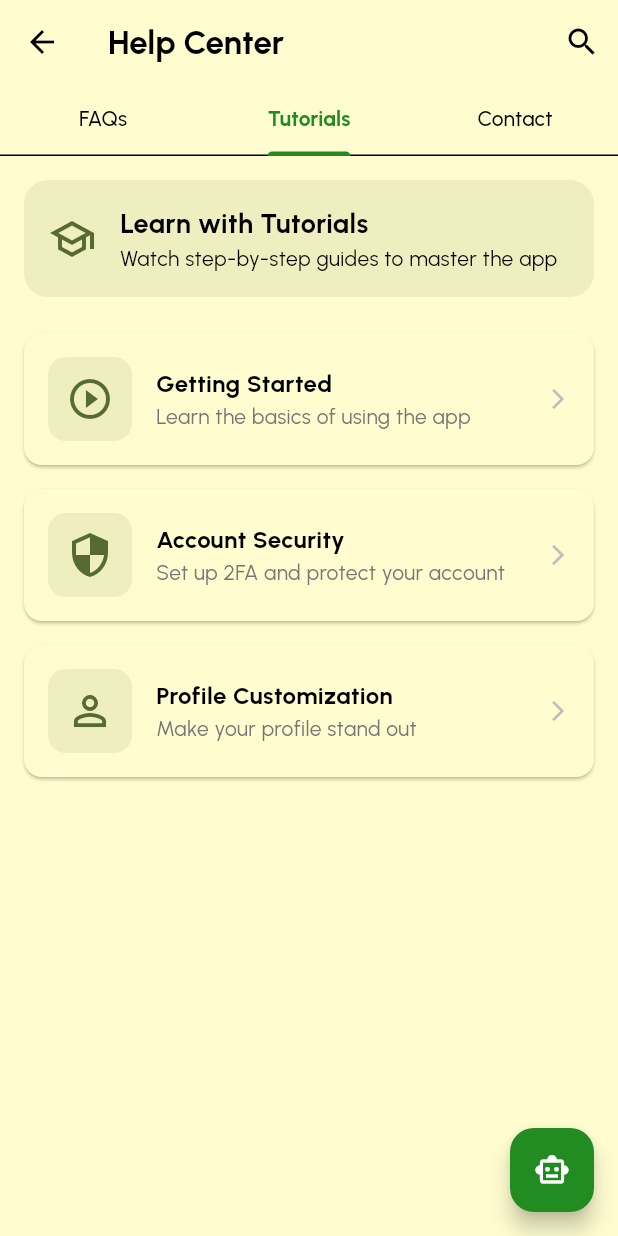
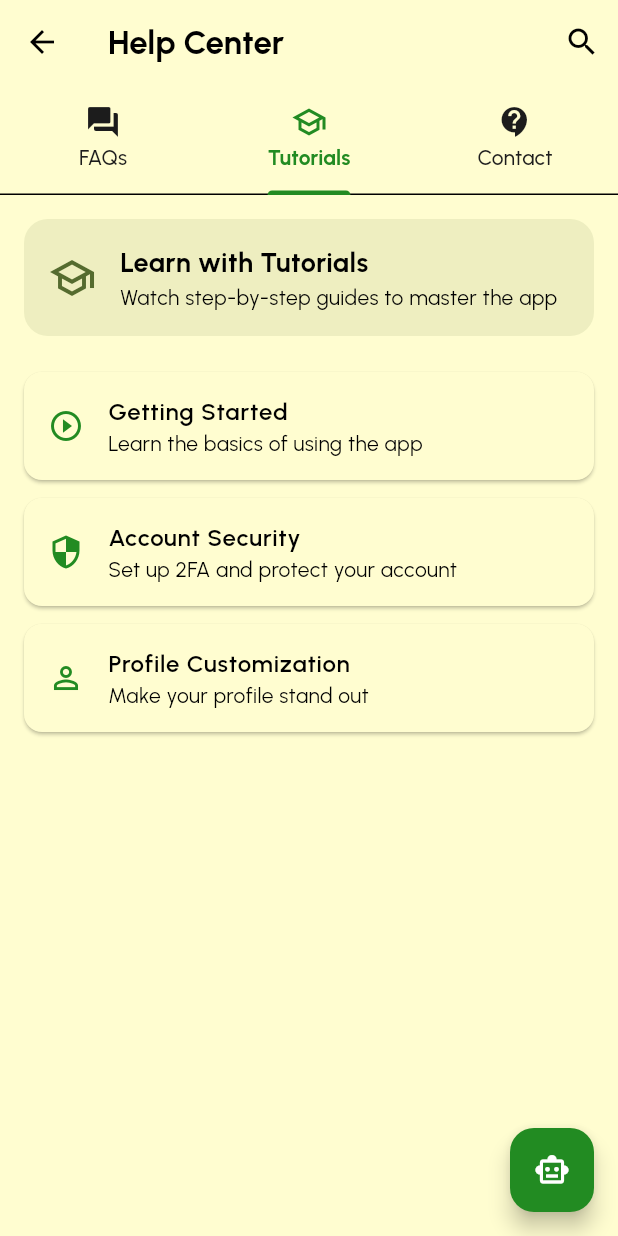
Before and after one commit to Mahad-Ghauri/KONEXEA, a Flutter app: the HelpCenterPage screen opened directly, tab 2 chosen, on a phone screen of 412 x 824 dp. Run offline on Flutter 3.47's test engine with Material 3 defaults, Android fonts, the phone set to English and light mode, and no system bars; our stand-ins replace carousel_slider, cloud_firestore, curved_navigation_bar, firebase_core, fluttertoast, font_awesome_flutter and 6 more; missing offline and left inert: google_mlkit_translation; accounts and stored records are empty; network calls fail; project files that could hold a hidden picture were left out.

Commit message:
Update FeedPage and ChatbotPage UI: Replace chat icon with smart toy icon, adjust font sizes and opacity in ChatbotPage, and enhance HelpCenterPage with new navigation and tutorial card functionality. Improve code formatting and structure for better readability.

```diff
--- a/lib/views/Interface/Chat Bot/chatbot_page.dart
+++ b/lib/views/Interface/Chat Bot/chatbot_page.dart
@@ -93,7 +93,7 @@ class _ChatbotPageState extends State<ChatbotPage> {
                           context,
                         ).colorScheme.primary.withOpacity(0.1),
                         child: Icon(
-                          Iconsax.message_2,
+                          Icons.smart_toy_outlined,
                           color: Theme.of(context).colorScheme.primary,
                         ),
                       ),
@@ -112,10 +112,10 @@ class _ChatbotPageState extends State<ChatbotPage> {
                           Text(
                             'Keep up with the trends',
                             style: GoogleFonts.urbanist(
-                              fontSize: 12,
+                              fontSize: 14,
                               color: Theme.of(
                                 context,
-                              ).colorScheme.tertiary.withOpacity(0.6),
+                              ).colorScheme.tertiary.withOpacity(0.2),
                             ),
                           ),
                         ],
--- a/lib/views/Interface/feed_page.dart
+++ b/lib/views/Interface/feed_page.dart
@@ -98,7 +98,8 @@ class _FeedPageState extends State<FeedPage>
         mainAxisAlignment: MainAxisAlignment.end,
         children: [
           FloatingActionButton(
-            child: const Icon(Icons.chat_outlined, color: Color(0xFFFFFDD0)),
+            child:
+                const Icon(Icons.smart_toy_outlined, color: Color(0xFFFFFDD0)),
             onPressed: () {
               //  Navigate to Chatbot
               Navigator.of(context).push(_elegantRoute(const ChatbotPage()));
--- a/lib/views/Interface/profile/help_center_page.dart
+++ b/lib/views/Interface/profile/help_center_page.dart
@@ -1,11 +1,13 @@
-// ignore_for_file: deprecated_member_use
+// ignore_for_file: deprecated_member_use, depend_on_referenced_packages, use_build_context_synchronously, unnecessary_to_list_in_spreads
 
 import 'package:flutter/material.dart';
 import 'package:google_fonts/google_fonts.dart';
+import 'package:social_swap/Views/Interface/Chat%20Bot/chatbot_page.dart';
 import 'package:social_swap/Views/components/support_option_card.dart';
-import 'package:social_swap/Views/components/tutorial_card.dart';
+// import 'package:social_swap/Views/components/tutorial_card.dart';
 import 'package:url_launcher/url_launcher.dart';
-import 'dart:math' as math;
+import 'package:social_swap/views/Interface/profile/security_center_page.dart';
+import 'package:social_swap/views/Interface/profile/edit_profile_page.dart';
 
 class HelpCenterPage extends StatefulWidget {
   const HelpCenterPage({super.key});
@@ -14,15 +16,24 @@ class HelpCenterPage extends StatefulWidget {
   State<HelpCenterPage> createState() => _HelpCenterPageState();
 }
 
-class _HelpCenterPageState extends State<HelpCenterPage> with SingleTickerProviderStateMixin {
+class _HelpCenterPageState extends State<HelpCenterPage>
+    with SingleTickerProviderStateMixin {
   late TabController _tabController;
   bool _isSearching = false;
   final TextEditingController _searchController = TextEditingController();
+  int _selectedTabIndex = 0;
 
   @override
   void initState() {
     super.initState();
     _tabController = TabController(length: 3, vsync: this);
+    _tabController.addListener(() {
+      if (_tabController.indexIsChanging) {
+        setState(() {
+          _selectedTabIndex = _tabController.index;
+        });
+      }
+    });
   }
 
   @override
@@ -35,23 +46,28 @@ class _HelpCenterPageState extends State<HelpCenterPage> with SingleTickerProvid
   final List<Map<String, String>> faqs = const [
     {
       'question': 'How do I reset my password?',
-      'answer': 'Go to the Security Center and use the change password option. You will receive a verification code via email to confirm your identity before setting a new password.'
+      'answer':
+          'Go to the Security Center and use the change password option. You will receive a verification code via email to confirm your identity before setting a new password.'
     },
     {
       'question': 'How do I contact support?',
-      'answer': 'Use the Contact Us section below or email us at support@socialswap.com. Our support team is available 24/7 and typically responds within 2 business hours.'
+      'answer':
+          'Use the Contact Us section below or email us at support@socialswap.com. Our support team is available 24/7 and typically responds within 2 business hours.'
     },
     {
       'question': 'How do I edit my profile?',
-      'answer': 'Go to Edit Profile from your profile page to update your information. You can change your profile picture, bio, username, and visibility settings.'
+      'answer':
+          'Go to Edit Profile from your profile page to update your information. You can change your profile picture, bio, username, and visibility settings.'
     },
     {
       'question': 'How do I delete my account?',
-      'answer': 'Navigate to Settings > Account > Delete Account. Please note that this action is irreversible and all your data will be permanently deleted after 30 days.'
+      'answer':
+          'Navigate to Settings > Account > Delete Account. Please note that this action is irreversible and all your data will be permanently deleted after 30 days.'
     },
     {
       'question': 'How do I report inappropriate content?',
-      'answer': 'Tap the three dots on any post and select "Report". Fill in the required information to help our moderation team review the content quickly.'
+      'answer':
+          'Tap the three dots on any post and select "Report". Fill in the required information to help our moderation team review the content quickly.'
     },
   ];
 
@@ -60,16 +76,27 @@ class _HelpCenterPageState extends State<HelpCenterPage> with SingleTickerProvid
       'title': 'Getting Started',
       'description': 'Learn the basics of using the app',
       'icon': Icons.play_circle_outline,
+      'onTap': null,
     },
     {
       'title': 'Account Security',
       'description': 'Set up 2FA and protect your account',
       'icon': Icons.security,
+      'onTap': (BuildContext context) {
+        Navigator.of(context).push(
+          MaterialPageRoute(builder: (_) => const SecurityCenterPage()),
+        );
+      },
     },
     {
       'title': 'Profile Customization',
       'description': 'Make your profile stand out',
       'icon': Icons.person_outline,
+      'onTap': (BuildContext context) {
+        Navigator.of(context).push(
+          MaterialPageRoute(builder: (_) => const EditProfilePage()),
+        );
+      },
     },
   ];
 
@@ -115,7 +142,8 @@ class _HelpCenterPageState extends State<HelpCenterPage> with SingleTickerProvid
       if (context.mounted) {
         ScaffoldMessenger.of(context).showSnackBar(
           SnackBar(
-            content: Text('Could not launch email client', style: GoogleFonts.urbanist()),
+            content: Text('Could not launch email client',
+                style: GoogleFonts.urbanist()),
             behavior: SnackBarBehavior.floating,
           ),
         );
@@ -177,10 +205,13 @@ class _HelpCenterPageState extends State<HelpCenterPage> with SingleTickerProvid
               ElevatedButton(
                 onPressed: () => Navigator.pop(context),
                 style: ElevatedButton.styleFrom(
-                  padding: const EdgeInsets.symmetric(horizontal: 32, vertical: 12),
-                  shape: RoundedRectangleBorder(borderRadius: BorderRadius.circular(16)),
+                  padding:
+                      const EdgeInsets.symmetric(horizontal: 32, vertical: 12),
+                  shape: RoundedRectangleBorder(
+                      borderRadius: BorderRadius.circular(16)),
                 ),
-                child: Text('Close', style: GoogleFonts.urbanist(fontWeight: FontWeight.bold)),
+                child: Text('Close',
+                    style: GoogleFonts.urbanist(fontWeight: FontWeight.bold)),
               ),
             ],
           ),
@@ -193,7 +224,8 @@ class _HelpCenterPageState extends State<HelpCenterPage> with SingleTickerProvid
     // This would navigate to a forum page in a real app
     ScaffoldMessenger.of(context).showSnackBar(
       SnackBar(
-        content: Text('Community forum would open here', style: GoogleFonts.urbanist()),
+        content: Text('Community forum would open here',
+            style: GoogleFonts.urbanist()),
         behavior: SnackBarBehavior.floating,
       ),
     );
@@ -202,8 +234,12 @@ class _HelpCenterPageState extends State<HelpCenterPage> with SingleTickerProvid
   List<Map<String, String>> _getFilteredFaqs() {
     if (_searchController.text.isEmpty) return faqs;
     return faqs.where((faq) {
-      return faq['question']!.toLowerCase().contains(_searchController.text.toLowerCase()) ||
-          faq['answer']!.toLowerCase().contains(_searchController.text.toLowerCase());
+      return faq['question']!
+              .toLowerCase()
+              .contains(_searchController.text.toLowerCase()) ||
+          faq['answer']!
+              .toLowerCase()
+              .contains(_searchController.text.toLowerCase());
     }).toList();
   }
 
@@ -228,7 +264,8 @@ class _HelpCenterPageState extends State<HelpCenterPage> with SingleTickerProvid
                   setState(() {});
                 },
               )
-            : Text('Help Center', style: GoogleFonts.urbanist(fontWeight: FontWeight.bold)),
+            : Text('Help Center',
+                style: GoogleFonts.urbanist(fontWeight: FontWeight.bold)),
         leading: IconButton(
           icon: const Icon(Icons.arrow_back),
           onPressed: () => Navigator.of(context).pop(),
@@ -244,11 +281,37 @@ class _HelpCenterPageState extends State<HelpCenterPage> with SingleTickerProvid
           indicatorColor: colorScheme.primary,
           labelStyle: GoogleFonts.urbanist(fontWeight: FontWeight.bold),
           unselectedLabelStyle: GoogleFonts.urbanist(),
-          tabs: const [
-            Tab(text: 'FAQs'),
-            Tab(text: 'Tutorials'),
-            Tab(text: 'Contact'),
+          labelColor: colorScheme.primary,
+          unselectedLabelColor: colorScheme.tertiary,
+          tabs: [
+            Tab(
+              icon: Icon(Icons.question_answer,
+                  color: _selectedTabIndex == 0
+                      ? colorScheme.primary
+                      : colorScheme.tertiary),
+              text: 'FAQs',
+            ),
+            Tab(
+              icon: Icon(Icons.school_outlined,
+                  color: _selectedTabIndex == 1
+                      ? colorScheme.primary
+                      : colorScheme.tertiary),
+              text: 'Tutorials',
+            ),
+            Tab(
+              icon: Icon(Icons.contact_support,
+                  color: _selectedTabIndex == 2
+                      ? colorScheme.primary
+                      : colorScheme.tertiary),
+              text: 'Contact',
+            ),
           ],
+          onTap: (index) {
+            setState(() {
+              _selectedTabIndex = index;
+              _tabController.index = index;
+            });
+          },
         ),
       ),
       body: TabBarView(
@@ -268,7 +331,8 @@ class _HelpCenterPageState extends State<HelpCenterPage> with SingleTickerProvid
                       const SizedBox(height: 16),
                       Text(
                         'No results found',
-                        style: GoogleFonts.urbanist(fontSize: 18, color: Colors.grey[600]),
+                        style: GoogleFonts.urbanist(
+                            fontSize: 18, color: Colors.grey[600]),
                       ),
                       const SizedBox(height: 8),
                       Text(
@@ -331,10 +395,13 @@ class _HelpCenterPageState extends State<HelpCenterPage> with SingleTickerProvid
                         child: ClipRRect(
                           borderRadius: BorderRadius.circular(12),
                           child: ExpansionTile(
-                            tilePadding: const EdgeInsets.symmetric(horizontal: 16, vertical: 4),
-                            childrenPadding: const EdgeInsets.fromLTRB(16, 0, 16, 16),
+                            tilePadding: const EdgeInsets.symmetric(
+                                horizontal: 16, vertical: 4),
+                            childrenPadding:
+                                const EdgeInsets.fromLTRB(16, 0, 16, 16),
                             leading: CircleAvatar(
-                              backgroundColor: colorScheme.primary.withOpacity(0.1),
+                              backgroundColor:
+                                  colorScheme.primary.withOpacity(0.1),
                               child: Text(
                                 '${index + 1}',
                                 style: GoogleFonts.urbanist(
@@ -363,12 +430,18 @@ class _HelpCenterPageState extends State<HelpCenterPage> with SingleTickerProvid
                                 mainAxisAlignment: MainAxisAlignment.end,
                                 children: [
                                   TextButton.icon(
-                                    icon: const Icon(Icons.thumb_up_outlined, size: 16),
-                                    label: Text('Helpful', style: GoogleFonts.urbanist(fontSize: 12)),
+                                    icon: const Icon(Icons.thumb_up_outlined,
+                                        size: 16),
+                                    label: Text('Helpful',
+                                        style:
+                                            GoogleFonts.urbanist(fontSize: 12)),
                                     onPressed: () {
-                                      ScaffoldMessenger.of(context).showSnackBar(
+                                      ScaffoldMessenger.of(context)
+                                          .showSnackBar(
                                         SnackBar(
-                                          content: Text('Thanks for your feedback!', style: GoogleFonts.urbanist()),
+                                          content: Text(
+                                              'Thanks for your feedback!',
+                                              style: GoogleFonts.urbanist()),
                                           behavior: SnackBarBehavior.floating,
                                           duration: const Duration(seconds: 1),
                                         ),
@@ -425,19 +498,44 @@ class _HelpCenterPageState extends State<HelpCenterPage> with SingleTickerProvid
                 ),
               ),
               const SizedBox(height: 24),
-              ...tutorials.map((tutorial) => TutorialCard(
-                    title: tutorial['title'],
-                    description: tutorial['description'],
-                    icon: tutorial['icon'],
-                    onTap: () {
+              ...tutorials.asMap().entries.map((entry) {
+                final tutorial = entry.value;
+                // final idx = entry.key;
+                return Card(
+                  margin: const EdgeInsets.only(bottom: 12),
+                  shape: RoundedRectangleBorder(
+                    borderRadius: BorderRadius.circular(12),
+                  ),
+                  elevation: 1,
+                  child: ListTile(
+                    leading: Icon(
+                      tutorial['icon'],
+                      color: colorScheme.primary,
+                    ),
+                    title: Text(
+                      tutorial['title'],
+                      style: GoogleFonts.urbanist(fontWeight: FontWeight.w600),
+                    ),
+                    subtitle: Text(
+                      tutorial['description'],
+                      style: GoogleFonts.urbanist(),
+                    ),
+                    onTap: tutorial['onTap'] != null
+                        ? () => tutorial['onTap'](context)
+                        : () {
                             ScaffoldMessenger.of(context).showSnackBar(
                               SnackBar(
-                          content: Text('Opening tutorial: ${tutorial['title']}', style: GoogleFonts.urbanist()),
+                                content: Text(
+                                  'Opening tutorial: ${tutorial['title']}',
+                                  style: GoogleFonts.urbanist(),
+                                ),
                                 behavior: SnackBarBehavior.floating,
                               ),
                             );
                           },
-                  )),
+                  ),
+                );
+              }),
             ],
           ),
 
@@ -517,7 +615,8 @@ class _HelpCenterPageState extends State<HelpCenterPage> with SingleTickerProvid
                     const SizedBox(height: 12),
                     Row(
                       children: [
-                        const Icon(Icons.schedule, size: 16, color: Colors.grey),
+                        const Icon(Icons.schedule,
+                            size: 16, color: Colors.grey),
                         const SizedBox(width: 8),
                         Text(
                           'Monday - Friday: 9AM - 6PM ET',
@@ -528,7 +627,8 @@ class _HelpCenterPageState extends State<HelpCenterPage> with SingleTickerProvid
                     const SizedBox(height: 8),
                     Row(
                       children: [
-                        const Icon(Icons.schedule, size: 16, color: Colors.grey),
+                        const Icon(Icons.schedule,
+                            size: 16, color: Colors.grey),
                         const SizedBox(width: 8),
                         Text(
                           'Weekend: 10AM - 4PM ET',
@@ -556,7 +656,8 @@ class _HelpCenterPageState extends State<HelpCenterPage> with SingleTickerProvid
           showDialog(
             context: context,
             builder: (context) => AlertDialog(
-              title: Text('Ask AI Assistant', style: GoogleFonts.urbanist(fontWeight: FontWeight.bold)),
+              title: Text('Ask AI Assistant',
+                  style: GoogleFonts.urbanist(fontWeight: FontWeight.bold)),
               content: Text(
                 'Our AI assistant can help with quick questions. Would you like to start a conversation?',
                 style: GoogleFonts.urbanist(),
@@ -568,21 +669,22 @@ class _HelpCenterPageState extends State<HelpCenterPage> with SingleTickerProvid
                 ),
                 ElevatedButton(
                   onPressed: () {
-                    Navigator.of(context).pop();
-                    ScaffoldMessenger.of(context).showSnackBar(
-                      SnackBar(
-                        content: Text('AI Assistant would launch here', style: GoogleFonts.urbanist()),
-                        behavior: SnackBarBehavior.floating,
+                    Navigator.of(context).push(
+                      _elegantRoute(
+                        const ChatbotPage(),
                       ),
                     );
                   },
                   style: ElevatedButton.styleFrom(
-                    shape: RoundedRectangleBorder(borderRadius: BorderRadius.circular(8)),
+                    shape: RoundedRectangleBorder(
+                        borderRadius: BorderRadius.circular(8)),
                   ),
-                  child: Text('Start', style: GoogleFonts.urbanist(fontWeight: FontWeight.bold)),
+                  child: Text('Start',
+                      style: GoogleFonts.urbanist(fontWeight: FontWeight.bold)),
                 ),
               ],
-              shape: RoundedRectangleBorder(borderRadius: BorderRadius.circular(16)),
+              shape: RoundedRectangleBorder(
+                  borderRadius: BorderRadius.circular(16)),
             ),
           );
         },
@@ -591,4 +693,21 @@ class _HelpCenterPageState extends State<HelpCenterPage> with SingleTickerProvid
       ),
     );
   }
+
+  PageRouteBuilder _elegantRoute(Widget page) {
+    return PageRouteBuilder(
+      pageBuilder: (context, animation, secondaryAnimation) => page,
+      transitionsBuilder: (context, animation, secondaryAnimation, child) {
+        var fadeAnimation = Tween<double>(begin: 0, end: 1).animate(animation);
+        var scaleAnimation = Tween<double>(begin: 0.95, end: 1).animate(
+          CurvedAnimation(parent: animation, curve: Curves.easeOutExpo),
+        );
+        return FadeTransition(
+          opacity: fadeAnimation,
+          child: ScaleTransition(scale: scaleAnimation, child: child),
+        );
+      },
+      transitionDuration: const Duration(milliseconds: 500),
+    );
   }
+}
--- a/lib/views/components/tutorial_card.dart
+++ b/lib/views/components/tutorial_card.dart
@@ -1,76 +1,76 @@
-import 'package:flutter/material.dart';
-import 'package:flutter/widgets.dart';
-import 'package:google_fonts/google_fonts.dart';
+// import 'package:flutter/material.dart';
+// import 'package:flutter/widgets.dart';
+// import 'package:google_fonts/google_fonts.dart';
 
-class TutorialCard extends StatelessWidget {
-  final String title;
-  final String description;
-  final IconData icon;
-  final VoidCallback onTap;
+// class TutorialCard extends StatelessWidget {
+//   final String title;
+//   final String description;
+//   final IconData icon;
+//   final VoidCallback onTap;
 
-  const TutorialCard({
-    super.key,
-    required this.title,
-    required this.description,
-    required this.icon,
-    required this.onTap,
-  });
+//   const TutorialCard({
+//     super.key,
+//     required this.title,
+//     required this.description,
+//     required this.icon,
+//     required this.onTap,
+//   });
 
-  @override
-  Widget build(BuildContext context) {
-    return Card(
-      margin: const EdgeInsets.only(bottom: 16),
-      shape: RoundedRectangleBorder(borderRadius: BorderRadius.circular(12)),
-      child: InkWell(
-        onTap: onTap,
-        borderRadius: BorderRadius.circular(12),
-        child: Padding(
-          padding: const EdgeInsets.all(16.0),
-          child: Row(
-            children: [
-              Container(
-                padding: const EdgeInsets.all(12),
-                decoration: BoxDecoration(
-                  color:
-                      Theme.of(context).colorScheme.secondary.withOpacity(0.1),
-                  borderRadius: BorderRadius.circular(12),
-                ),
-                child: Icon(
-                  icon,
-                  color: Theme.of(context).colorScheme.secondary,
-                  size: 32,
-                ),
-              ),
-              const SizedBox(width: 16),
-              Expanded(
-                child: Column(
-                  crossAxisAlignment: CrossAxisAlignment.start,
-                  children: [
-                    Text(
-                      title,
-                      style: GoogleFonts.urbanist(
-                        fontWeight: FontWeight.bold,
-                        fontSize: 16,
-                      ),
-                    ),
-                    Text(
-                      description,
-                      style: GoogleFonts.urbanist(
-                        color: Colors.grey[600],
-                      ),
-                    ),
-                  ],
-                ),
-              ),
-              Icon(
-                Icons.arrow_forward_ios,
-                size: 16,
-                color: Colors.grey[400],
-              ),
-            ],
-          ),
-        ),
-      ),
-    );
-  }
-}
+//   @override
+//   Widget build(BuildContext context) {
+//     return Card(
+//       margin: const EdgeInsets.only(bottom: 16),
+//       shape: RoundedRectangleBorder(borderRadius: BorderRadius.circular(12)),
+//       child: InkWell(
+//         onTap: onTap,
+//         borderRadius: BorderRadius.circular(12),
+//         child: Padding(
+//           padding: const EdgeInsets.all(16.0),
+//           child: Row(
+//             children: [
+//               Container(
+//                 padding: const EdgeInsets.all(12),
+//                 decoration: BoxDecoration(
+//                   color:
+//                       Theme.of(context).colorScheme.secondary.withOpacity(0.1),
+//                   borderRadius: BorderRadius.circular(12),
+//                 ),
+//                 child: Icon(
+//                   icon,
+//                   color: Theme.of(context).colorScheme.secondary,
+//                   size: 32,
+//                 ),
+//               ),
+//               const SizedBox(width: 16),
+//               Expanded(
+//                 child: Column(
+//                   crossAxisAlignment: CrossAxisAlignment.start,
+//                   children: [
+//                     Text(
+//                       title,
+//                       style: GoogleFonts.urbanist(
+//                         fontWeight: FontWeight.bold,
+//                         fontSize: 16,
+//                       ),
+//                     ),
+//                     Text(
+//                       description,
+//                       style: GoogleFonts.urbanist(
+//                         color: Colors.grey[600],
+//                       ),
+//                     ),
+//                   ],
+//                 ),
+//               ),
+//               Icon(
+//                 Icons.arrow_forward_ios,
+//                 size: 16,
+//                 color: Colors.grey[400],
+//               ),
+//             ],
+//           ),
+//         ),
+//       ),
+//     );
+//   }
+// }
```
Lines whose indentation alone changed are shown as unchanged.
